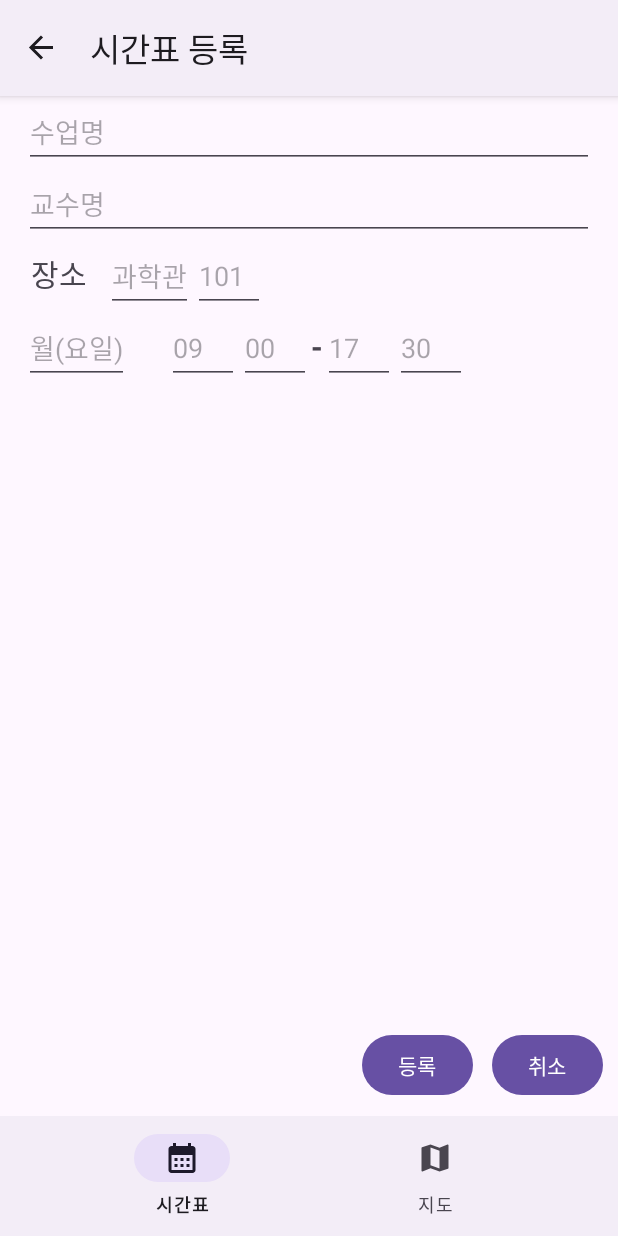
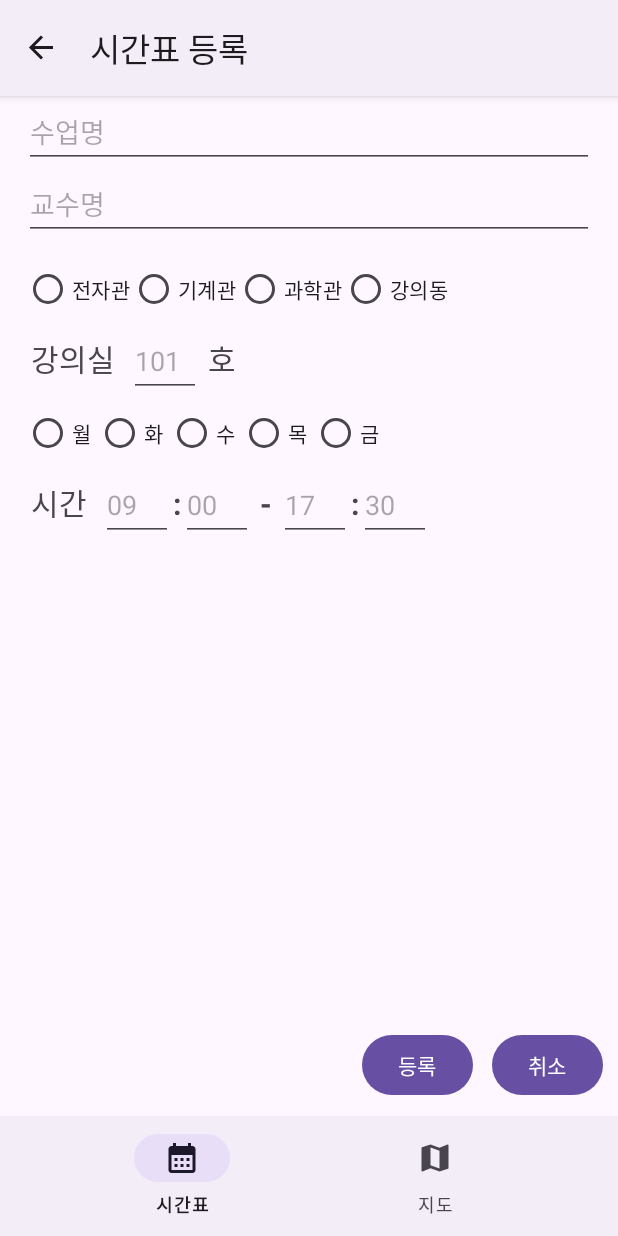
Before and after one commit to You-jisang/AndroidTeamProject, an Android app: the RegisterFragment screen opened through its navigation route, on a phone screen of 412 x 824 dp. Run offline under Robolectric (Android 15) with nearby library versions, the phone set to English and light mode, and no system bars; our stand-ins replace navigation-ui.

Commit message:
feat: 시간표 추가 ui에 radio group 기능 추가

```diff
--- a/app/src/main/java/com/example/mymultifragapplication/RegisterFragment.kt
+++ b/app/src/main/java/com/example/mymultifragapplication/RegisterFragment.kt
@@ -10,22 +10,19 @@ import androidx.navigation.fragment.findNavController
 import com.example.mymultifragapplication.databinding.FragmentRegisterBinding
 import com.example.mymultifragapplication.viewmodel.ScheduleAddViewModel
 
-
-// import com.example.mymultifragapplication.viewmodel.ScheduleAddViewModel
+enum class DayOfWeek(val korean: String, val english: String) {
+    MONDAY("월", "MONDAY"),
+    TUESDAY("화", "TUESDAY"),
+    WEDNESDAY("수", "WEDNESDAY"),
+    THURSDAY("목", "THURSDAY"),
+    FRIDAY("금", "FRIDAY")
+}
 
 class RegisterFragment : Fragment() {
-    val viewModel: ScheduleAddViewModel by activityViewModels()
-    var binding: FragmentRegisterBinding? = null
-    private fun convertKoreanToEnglishDay(input: String): String {
-        return when (input) {
-            "월" -> "MONDAY"
-            "화" -> "TUESDAY"
-            "수" -> "WEDNESDAY"
-            "목" -> "THURSDAY"
-            "금" -> "FRIDAY"
-            else -> "Invalid input" // 잘못된 입력 처리
-        }
-    }
+    private val viewModel: ScheduleAddViewModel by activityViewModels()
+    private var binding: FragmentRegisterBinding? = null
+    private lateinit var location: String
+    private lateinit var day: DayOfWeek
 
     override fun onCreateView(
         inflater: LayoutInflater, container: ViewGroup?,
@@ -37,22 +34,54 @@ class RegisterFragment : Fragment() {
 
     override fun onViewCreated(view: View, savedInstanceState: Bundle?) {
         super.onViewCreated(view, savedInstanceState)
-
+        setupLocationRadioListener()
+        setupDayRadioListener()
 
         binding?.btnScheduleAddConfirm?.setOnClickListener {
+            saveScheduleData()
+        }
+
+        binding?.btnScheduleAddCancel?.setOnClickListener {
+            findNavController().navigate(R.id.action_registerFragment_to_mainFragment)
+        }
+    }
+
+    private fun setupLocationRadioListener() {
+        binding?.locationRadio?.setOnCheckedChangeListener { _, checkedIdL ->
+            location = when (checkedIdL) {
+                R.id.check_1 -> binding?.check1?.text.toString()
+                R.id.check_2 -> binding?.check2?.text.toString()
+                R.id.check_3 -> binding?.check3?.text.toString()
+                R.id.check_4 -> binding?.check4?.text.toString()
+                else -> ""
+            }
+        }
+    }
+
+    private fun setupDayRadioListener() {
+        binding?.dayRadio?.setOnCheckedChangeListener { _, checkedIdD ->
+            day = when (checkedIdD) {
+                R.id.check_MONDAY -> DayOfWeek.MONDAY
+                R.id.check_TUESDAY -> DayOfWeek.TUESDAY
+                R.id.check_WEDNESDAY -> DayOfWeek.WEDNESDAY
+                R.id.check_THURSDAY -> DayOfWeek.THURSDAY
+                R.id.check_FRIDAY -> DayOfWeek.FRIDAY
+                else -> DayOfWeek.MONDAY // 기본값으로 월요일 설정
+            }
+        }
+    }
+
+    private fun saveScheduleData() {
         val name = binding?.className?.text.toString()
         val professor = binding?.classProfessor?.text.toString()
-            val location = binding?.classBuilding?.text.toString()
-            val locationNum = binding?.classLocation?.text.toString()
-            val day_k = binding?.classDay?.text.toString()
-            val day = convertKoreanToEnglishDay(day_k)
+        val locationNum = binding?.classLocationNum?.text.toString()
         val startTimeHour = binding?.timeStartH?.text.toString()
         val startTimeMin = binding?.timeStartM?.text.toString()
         val endTimeHour = binding?.timeEndH?.text.toString()
         val endTimeMin = binding?.timeEndM?.text.toString()
 
         viewModel.saveDataToFirebase(
-                day,
+            day.english,
             name,
             location,
             locationNum,
@@ -63,17 +92,10 @@ class RegisterFragment : Fragment() {
         )
 
         findNavController().navigate(R.id.action_registerFragment_to_mainFragment)
-
-        }
-        binding?.btnScheduleAddCancel?.setOnClickListener {
-            findNavController().navigate(R.id.action_registerFragment_to_mainFragment)
-        }
-
     }
 
     override fun onDestroyView() {
         super.onDestroyView()
         binding = null
     }
-
 }
--- a/app/src/main/res/layout/fragment_register.xml
+++ b/app/src/main/res/layout/fragment_register.xml
@@ -47,33 +47,8 @@
                 android:layout_width="wrap_content"
                 android:layout_height="wrap_content"
                 android:layout_weight="1"
-                android:text=" 장소"
-                android:textSize="20sp" />
-
-            <TextView
-                android:id="@+id/textView2"
-                android:layout_width="wrap_content"
-                android:layout_height="wrap_content"
-                android:layout_weight="1"
-                android:text="ㅤ" />
-
-            <EditText
-                android:id="@+id/class_building"
-                android:layout_width="match_parent"
-                android:layout_height="wrap_content"
-                android:hint="과학관"
-                android:inputType="text"
-                android:minWidth="48dp"
-                android:minHeight="48dp" />
-
-            <EditText
-                android:id="@+id/class_location"
-                android:layout_width="match_parent"
-                android:layout_height="wrap_content"
-                android:hint="101"
-                android:inputType="text"
-                android:minWidth="48dp"
-                android:minHeight="48dp" />
+                android:text=" ㅤ"
+                android:textSize="5sp" />
 
         </LinearLayout>
 
@@ -82,21 +57,135 @@
             android:layout_height="wrap_content"
             android:orientation="horizontal">
 
+            <RadioGroup
+                android:id="@+id/location_radio"
+                android:layout_width="wrap_content"
+                android:layout_height="wrap_content"
+                android:orientation="horizontal">
+
+                <RadioButton
+                    android:id="@+id/check_1"
+                    android:layout_width="wrap_content"
+                    android:layout_height="wrap_content"
+                    android:text="전자관" />
+
+                <RadioButton
+                    android:id="@+id/check_2"
+                    android:layout_width="wrap_content"
+                    android:layout_height="wrap_content"
+                    android:text="기계관" />
+
+                <RadioButton
+                    android:id="@+id/check_3"
+                    android:layout_width="wrap_content"
+                    android:layout_height="wrap_content"
+                    android:text="과학관" />
+
+                <RadioButton
+                    android:id="@+id/check_4"
+                    android:layout_width="wrap_content"
+                    android:layout_height="wrap_content"
+                    android:text="강의동" />
+            </RadioGroup>
+        </LinearLayout>
+
+        <LinearLayout
+            android:layout_width="wrap_content"
+            android:layout_height="wrap_content"
+            android:orientation="horizontal">
+
+            <TextView
+                android:id="@+id/textView6"
+                android:layout_width="wrap_content"
+                android:layout_height="wrap_content"
+                android:layout_weight="1"
+                android:text=" 강의실  "
+                android:textSize="20sp" />
+
             <EditText
-                android:id="@+id/class_day"
+                android:id="@+id/class_location_num"
                 android:layout_width="match_parent"
                 android:layout_height="wrap_content"
-                android:hint="월(요일)"
+                android:hint="101"
                 android:inputType="text"
                 android:minWidth="48dp"
                 android:minHeight="48dp" />
+
+            <TextView
+                android:id="@+id/textView5"
+                android:layout_width="wrap_content"
+                android:layout_height="wrap_content"
+                android:layout_weight="1"
+                android:text=" 호"
+                android:textSize="20sp" />
+
+            <LinearLayout
+                android:layout_width="match_parent"
+                android:layout_height="match_parent"
+                android:orientation="horizontal"></LinearLayout>
+
+            <LinearLayout
+                android:layout_width="match_parent"
+                android:layout_height="match_parent"
+                android:orientation="horizontal"></LinearLayout>
+
+        </LinearLayout>
+
+        <LinearLayout
+            android:layout_width="wrap_content"
+            android:layout_height="wrap_content"
+            android:orientation="horizontal">
+
+            <RadioGroup
+                android:id="@+id/day_radio"
+                android:layout_width="wrap_content"
+                android:layout_height="wrap_content"
+                android:orientation="horizontal">
+
+                <RadioButton
+                    android:id="@+id/check_MONDAY"
+                    android:layout_width="wrap_content"
+                    android:layout_height="wrap_content"
+                    android:text="월" />
+
+                <RadioButton
+                    android:id="@+id/check_TUESDAY"
+                    android:layout_width="wrap_content"
+                    android:layout_height="wrap_content"
+                    android:text="화" />
+
+                <RadioButton
+                    android:id="@+id/check_WEDNESDAY"
+                    android:layout_width="wrap_content"
+                    android:layout_height="wrap_content"
+                    android:text="수" />
+
+                <RadioButton
+                    android:id="@+id/check_THURSDAY"
+                    android:layout_width="wrap_content"
+                    android:layout_height="wrap_content"
+                    android:text="목" />
+
+                <RadioButton
+                    android:id="@+id/check_FRIDAY"
+                    android:layout_width="wrap_content"
+                    android:layout_height="wrap_content"
+                    android:text="금" />
+            </RadioGroup>
+        </LinearLayout>
+
+        <LinearLayout
+            android:layout_width="wrap_content"
+            android:layout_height="wrap_content"
+            android:orientation="horizontal">
 
             <TextView
                 android:id="@+id/textView3"
                 android:layout_width="wrap_content"
                 android:layout_height="wrap_content"
                 android:layout_weight="1"
-                android:text="ㅤㅤ" />
+                android:text=" 시간  "
+                android:textSize="20sp" />
 
             <EditText
                 android:id="@+id/time_start_h"
@@ -106,6 +195,15 @@
                 android:inputType="text"
                 android:minWidth="48dp"
                 android:minHeight="48dp" />
+
+            <TextView
+                android:id="@+id/time_split2"
+                android:layout_width="wrap_content"
+                android:layout_height="wrap_content"
+                android:layout_weight="1"
+                android:text=":"
+                android:textSize="20sp"
+                android:textStyle="bold" />
 
             <EditText
                 android:id="@+id/time_start_m"
@@ -121,7 +219,7 @@
                 android:layout_width="wrap_content"
                 android:layout_height="wrap_content"
                 android:layout_weight="1"
-                android:text="-"
+                android:text=" - "
                 android:textSize="20sp"
                 android:textStyle="bold" />
 
@@ -133,6 +231,15 @@
                 android:inputType="text"
                 android:minWidth="48dp"
                 android:minHeight="48dp" />
+
+            <TextView
+                android:id="@+id/time_split3"
+                android:layout_width="wrap_content"
+                android:layout_height="wrap_content"
+                android:layout_weight="1"
+                android:text=":"
+                android:textSize="20sp"
+                android:textStyle="bold" />
 
             <EditText
                 android:id="@+id/time_end_m"
```
Lines whose indentation alone changed are shown as unchanged.
